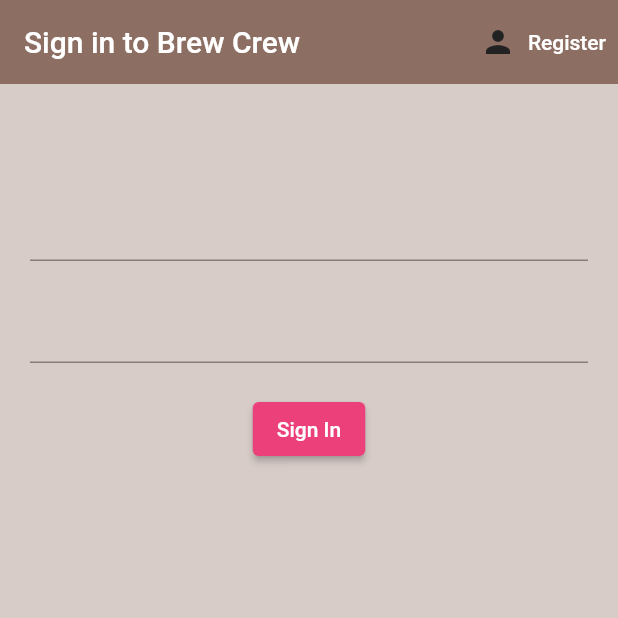
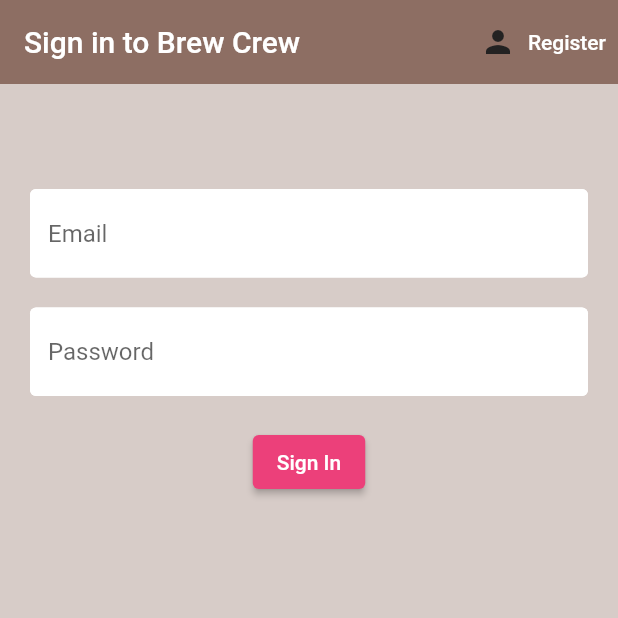
Before and after one commit to youngjun625/firebase_practice, a Flutter app: the screen it shows after launch, on a phone screen of 412 x 824 dp, the top half of it. Run offline on Flutter 3.47's test engine with Material 2 defaults, Android fonts, the phone set to English and light mode, and no system bars; our stand-ins replace firebase_auth, firebase_core; accounts and stored records are empty.

Commit message:
L14 success

```diff
--- a/lib/screens/authenticate/register.dart
+++ b/lib/screens/authenticate/register.dart
@@ -1,3 +1,4 @@
+import 'package:firebase/shared/constants.dart';
 import 'package:flutter/material.dart';
 import 'package:firebase/services/auth.dart';
 
@@ -36,6 +37,8 @@ class _RegisterState extends State<Register> {
             children: [
               SizedBox(height: 20),
               TextFormField(
+                //todo L14 hint texts, what to type?
+                decoration: textInputDecoration.copyWith(hintText: "Email"), //copies the entire constant but passes a parameter with it!
                 validator: (value) => value!.isEmpty ? 'Enter an email' : null,
                 onChanged: (value) { //this functions runs everytime there is a change, type, etc
                   setState(() {
@@ -45,6 +48,7 @@ class _RegisterState extends State<Register> {
               ),
               SizedBox(height: 20),
               TextFormField(
+                decoration: textInputDecoration.copyWith(hintText: "Password"),
                 obscureText: true,
                 validator: (value) => value!.length < 6 ? 'Enter a password 6+ long' : null, // validaotr is VALID if NULL
                 onChanged: (value) {
--- a/lib/screens/authenticate/sign_in.dart
+++ b/lib/screens/authenticate/sign_in.dart
@@ -1,5 +1,6 @@
 import 'package:firebase/models/user.dart';
 import 'package:firebase/services/auth.dart';
+import 'package:firebase/shared/constants.dart';
 import 'package:flutter/material.dart';
 
 class SignIn extends StatefulWidget {
@@ -14,7 +15,7 @@ class SignIn extends StatefulWidget {
 class _SignInState extends State<SignIn> {
 
   final AuthService _auth = AuthService();
-  final _formKey = GlobalKey<FormState>(); //todo L13
+  final _formKey = GlobalKey<FormState>(); // L13
 
   //create variables to store what is typed in
   String email = '';
@@ -51,6 +52,7 @@ class _SignInState extends State<SignIn> {
             children: [
               SizedBox(height: 20),
               TextFormField(
+                decoration: textInputDecoration.copyWith(hintText: "Email"),
                 validator: (value) => value!.isEmpty ? 'Enter an email' : null,
                 onChanged: (value) { //this functions runs everytime there is a change, type, etc
                   setState(() {
@@ -60,6 +62,7 @@ class _SignInState extends State<SignIn> {
               ),
               SizedBox(height: 20),
               TextFormField(
+                decoration: textInputDecoration.copyWith(hintText: "Password"),
                 validator: (value) => value!.length < 6 ? 'Enter a password 6+ long' : null,
                 obscureText: true,
                 onChanged: (value) {
@@ -70,7 +73,7 @@ class _SignInState extends State<SignIn> {
               ),
               SizedBox(height: 20),
               ElevatedButton(
-                onPressed: () async { //todo sign in with email and pw
+                onPressed: () async { // sign in with email and pw
                   if(_formKey.currentState!.validate()){ // if ALL validators are NULL, then it will return true
                     dynamic result = await _auth.signInWithEmailAndPw(email, password);
                     if(result == null){
--- /dev/null
+++ b/lib/shared/constants.dart
@@ -0,0 +1,13 @@
+import 'package:flutter/material.dart';
+//todo L14
+const textInputDecoration = InputDecoration(
+  //0hintText: 'Email', we dont want this hard coded so it can be different for all textforms
+  fillColor: Colors.white,
+  filled: true, //must be true to show fillColor
+  enabledBorder: OutlineInputBorder( //applied when not in focused.
+    borderSide: BorderSide(color: Colors.white, width: 2.0)
+  ),
+  focusedBorder: OutlineInputBorder( //applied when focused.
+    borderSide: BorderSide(color: Colors.pink, width: 2.0)
+  ),
+);
```
